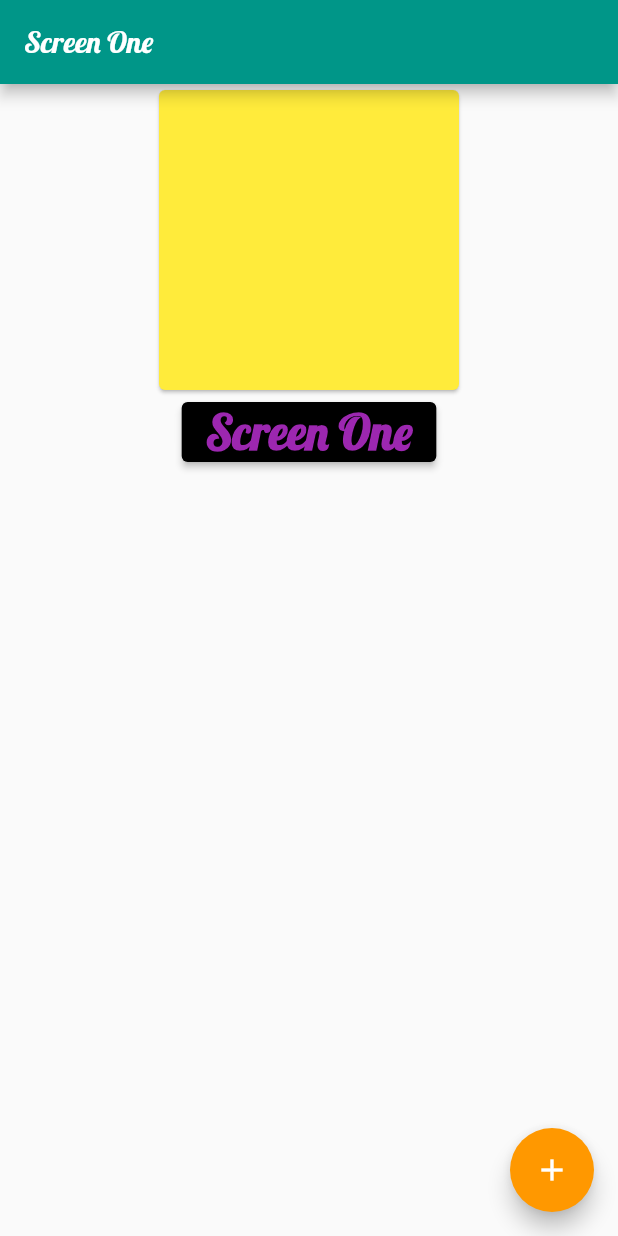
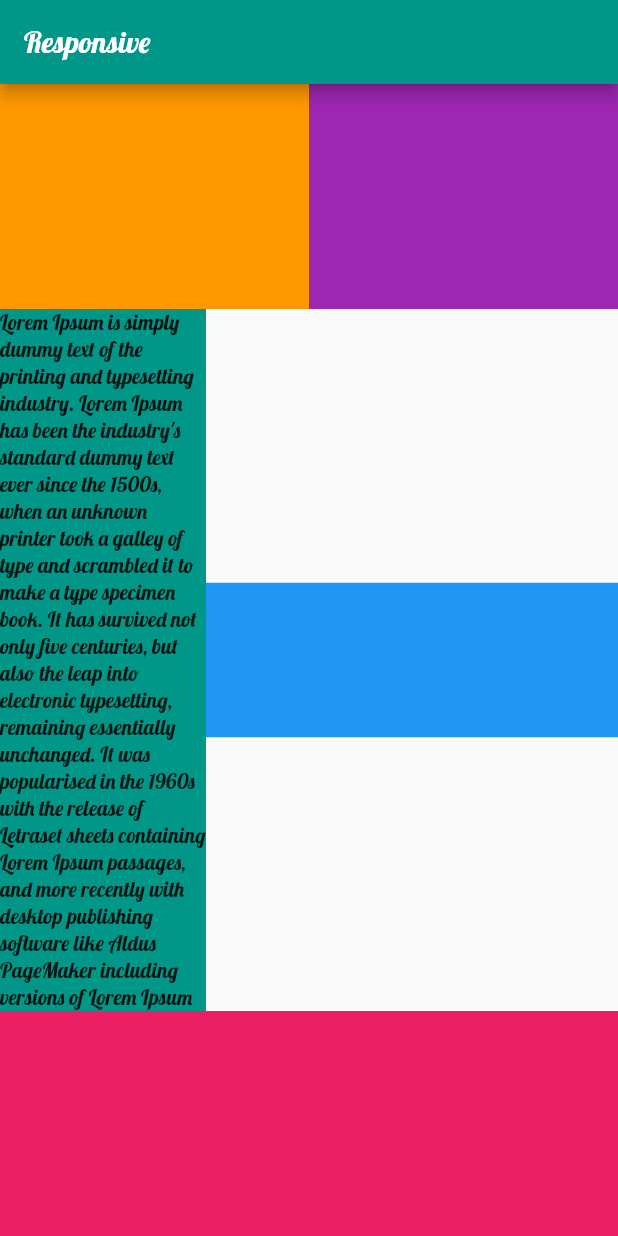
Before and after one commit to jpmehedi/ict-flutter-batch-7, a Flutter app: the screen it shows after launch, on a phone screen of 412 x 824 dp. Run offline on Flutter 3.47's test engine with Material 2 defaults, Android fonts, the phone set to English and light mode, and no system bars.

Commit message:
Responsive

```diff
--- a/lib/main.dart
+++ b/lib/main.dart
@@ -1,10 +1,17 @@
 
+import 'package:demo_project/responsive_screen.dart';
 import 'package:demo_project/screen_one.dart';
 import 'package:demo_project/screen_three.dart';
 import 'package:demo_project/screen_two.dart';
 import 'package:flutter/material.dart';
+import 'package:flutter/services.dart';
 
 void main () {
+  // WidgetsFlutterBinding.ensureInitialized();
+  // SystemChrome.setPreferredOrientations([
+  //   DeviceOrientation.landscapeLeft
+  // ]);
+
   runApp(
     MaterialApp(
       title: "Demo App",
@@ -47,8 +54,9 @@ void main () {
 
       ),
       themeMode: ThemeMode.light,
-      initialRoute: ScreenOne.path,
+      initialRoute: ResponsiveScreen.path,
       routes: {
+        ResponsiveScreen.path:(ctx)=> ResponsiveScreen(),
         ScreenOne.path : (context)=> ScreenOne(),
         ScreenTwo.path: (context)=> ScreenTwo(),
         ScreenThree.path : (context)=> ScreenThree()
--- /dev/null
+++ b/lib/responsive_screen.dart
@@ -0,0 +1,72 @@
+import 'package:flutter/material.dart';
+
+class ResponsiveScreen extends StatelessWidget {
+  static  final String path = "ResponsiveScreen";
+  const ResponsiveScreen({ Key? key }) : super(key: key);
+
+  @override
+  Widget build(BuildContext context) {
+    return Scaffold(
+      appBar: AppBar(title: Text("Responsive"),),
+      body: SingleChildScrollView(
+        child: Column(
+          children: [
+            Row(
+              children: [
+                Container(
+                  width: MediaQuery.of(context).size.width / 2,
+                  height: 150,
+                  color: Colors.orange,
+                ),
+                Container(
+                  width: MediaQuery.of(context).size.width / 2,
+                  height: 150,
+                  color: Colors.purple,
+                ),
+              ],
+            ),
+            Row(
+              children: [
+                Expanded(
+                  flex: 4,
+                  child: Container(
+                    // height: MediaQuery.of(context).size.width / 2 * 0.5,
+                    color: Colors.teal,
+                    child: Text("Lorem Ipsum is simply dummy text of the printing and typesetting industry. Lorem Ipsum has been the industry's standard dummy text ever since the 1500s, when an unknown printer took a galley of type and scrambled it to make a type specimen book. It has survived not only five centuries, but also the leap into electronic typesetting, remaining essentially unchanged. It was popularised in the 1960s with the release of Letraset sheets containing Lorem Ipsum passages, and more recently with desktop publishing software like Aldus PageMaker including versions of Lorem Ipsum"),
+                  ),
+                ),
+                Expanded(
+                  flex: 8,
+                  child: Container(
+                    height:  MediaQuery.of(context).size.width / 2 * 0.5,
+                    color: Colors.blue,
+                  ),
+                ),
+              ],
+            ),
+            Container(
+              width: 700,
+              height: 150,
+              color: Colors.pink,
+            ),
+             Container(
+              width: 700,
+              height: 150,
+              color: Colors.teal,
+            ),
+            Container(
+              width: 700,
+              height: 150,
+              color: Colors.red,
+            ),
+            Container(
+              width: 700,
+              height: 150,
+              color: Colors.black,
+            )
+          ],
+        ),
+      ),
+    );
+  }
+}
```
